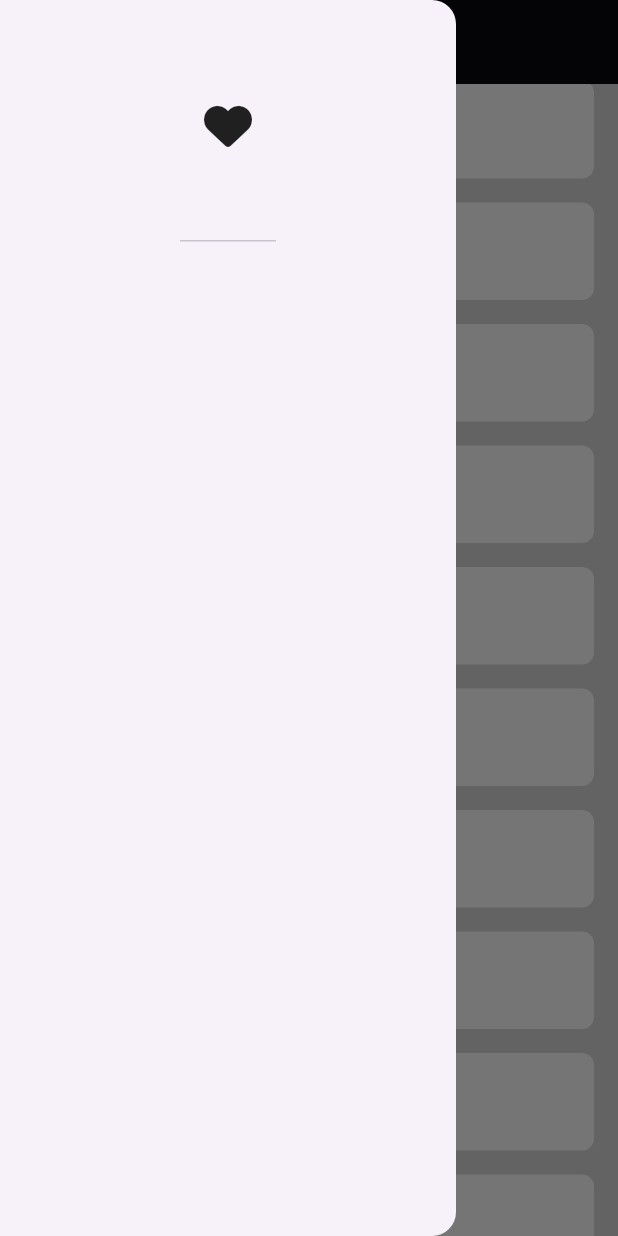
After one commit to osamaromeh10/responsive_ui, a Flutter app: the screen it shows after launch, scrolled down 576 dp, after a tap on the "menu" icon, on a phone screen of 412 x 824 dp. The commit adds this screen. Run offline on Flutter 3.47's test engine with Material 3 defaults, Android fonts, the phone set to English and light mode, and no system bars; our stand-ins replace font_awesome_flutter.

Commit message:
OpenDrawerwithKey,CreateDrawerHeader

```diff
--- a/lib/views/home_view.dart
+++ b/lib/views/home_view.dart
@@ -1,17 +1,31 @@
 import 'package:flutter/material.dart';
+import 'package:responsive_ui/views/widgets/custom_drawer.dart';
 import 'package:responsive_ui/views/widgets/home_view_body.dart';
 
-class HomeView extends StatelessWidget {
+class HomeView extends StatefulWidget {
   const HomeView({super.key});
 
   @override
+  State<HomeView> createState() => _HomeViewState();
+}
+
+class _HomeViewState extends State<HomeView> {
+  @override
   Widget build(BuildContext context) {
+    GlobalKey<ScaffoldState> scaffoldKey = GlobalKey();
     return SafeArea(
       child: Scaffold(
+        key: scaffoldKey,
+        drawer: CustomDrawer(),
         backgroundColor: Color(0xffD8D8D8),
         appBar: AppBar(
           backgroundColor: Colors.black,
-          leading: Icon(Icons.menu, color: Colors.white),
+          leading: GestureDetector(
+            onTap: () {
+              scaffoldKey.currentState!.openDrawer();
+            },
+            child: Icon(Icons.menu, color: Colors.white),
+          ),
         ),
         body: HomeViewBody(),
       ),
--- /dev/null
+++ b/lib/views/widgets/custom_drawer.dart
@@ -0,0 +1,17 @@
+import 'package:flutter/material.dart';
+import 'package:font_awesome_flutter/font_awesome_flutter.dart';
+
+class CustomDrawer extends StatelessWidget {
+  const CustomDrawer({super.key});
+
+  @override
+  Widget build(BuildContext context) {
+    return Drawer(
+      child: Column(
+        children: [
+          DrawerHeader(child: Icon(FontAwesomeIcons.solidHeart, size: 32)),
+        ],
+      ),
+    );
+  }
+}
```
Also changed, not shown: pubspec.yaml (+4 -11 lines), pubspec.lock.
